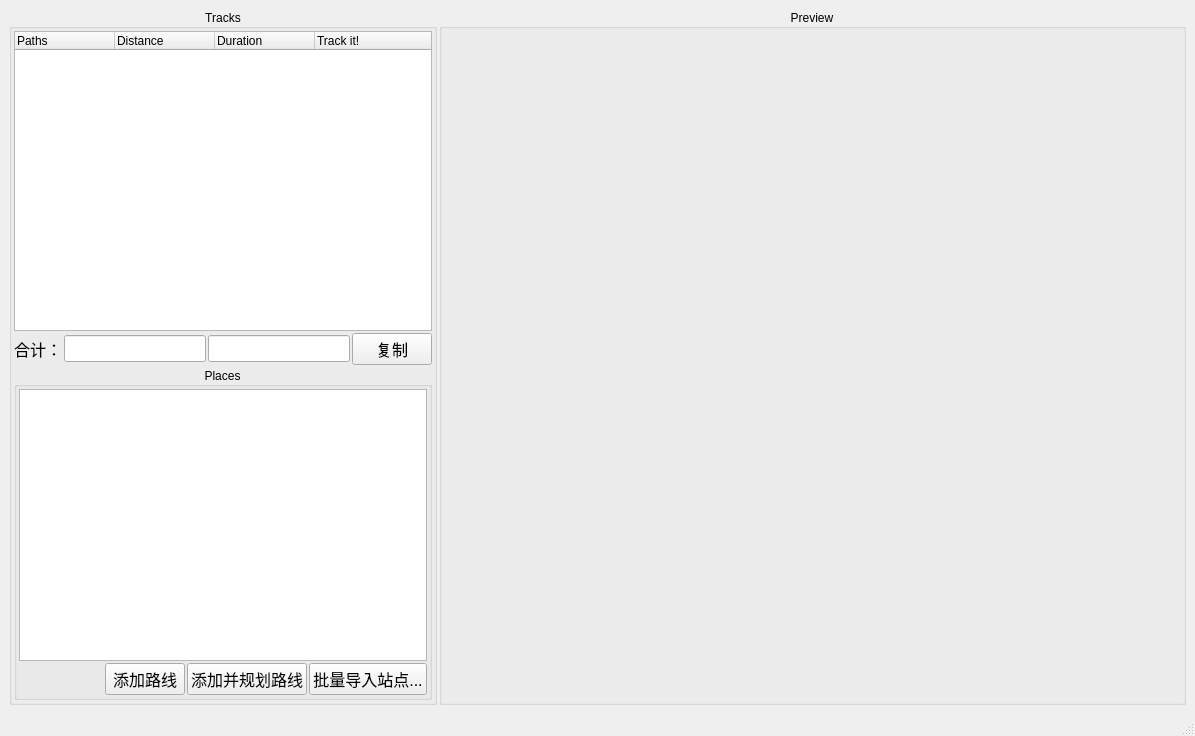
First picture: the form in mainwindow.ui, repository gl2summer/tracker, before the edit.
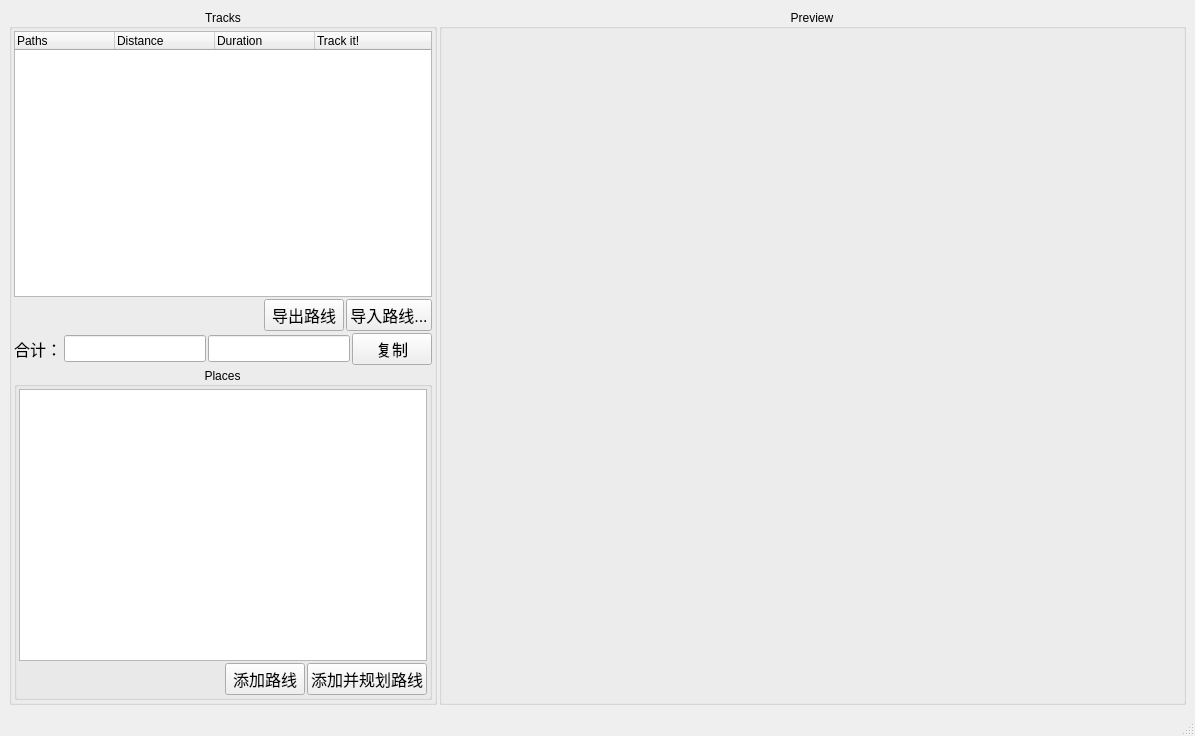
Second picture: the form after the edit.

Commit message: Add export paths to file.

Patch:
```diff
--- a/mainwindow.ui
+++ b/mainwindow.ui
@@ -100,6 +100,47 @@
              </column>
             </widget>
            </item>
+           <item>
+            <layout class="QHBoxLayout" name="horizontalLayout_2">
+             <item>
+              <spacer name="horizontalSpacer_2">
+               <property name="orientation">
+                <enum>Qt::Horizontal</enum>
+               </property>
+               <property name="sizeHint" stdset="0">
+                <size>
+                 <width>40</width>
+                 <height>20</height>
+                </size>
+               </property>
+              </spacer>
+             </item>
+             <item>
+              <widget class="QPushButton" name="pbExportSites">
+               <property name="font">
+                <font>
+                 <pointsize>12</pointsize>
+                </font>
+               </property>
+               <property name="text">
+                <string>导出路线</string>
+               </property>
+              </widget>
+             </item>
+             <item>
+              <widget class="QPushButton" name="pbImportSites">
+               <property name="font">
+                <font>
+                 <pointsize>12</pointsize>
+                </font>
+               </property>
+               <property name="text">
+                <string>导入路线...</string>
+               </property>
+              </widget>
+             </item>
+            </layout>
+           </item>
            <item>
             <layout class="QHBoxLayout" name="horizontalLayout">
              <item>
@@ -241,18 +282,6 @@
                 </property>
                </widget>
               </item>
-              <item>
-               <widget class="QPushButton" name="pbImportSites">
-                <property name="font">
-                 <font>
-                  <pointsize>12</pointsize>
-                 </font>
-                </property>
-                <property name="text">
-                 <string>批量导入站点...</string>
-                </property>
-               </widget>
-              </item>
              </layout>
             </item>
            </layout>
```
Left out of the diff: 10 changed lines with no effect on the pictures. The commit also changes 2 other files.
